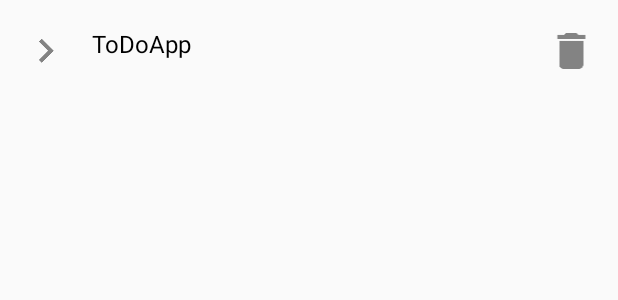
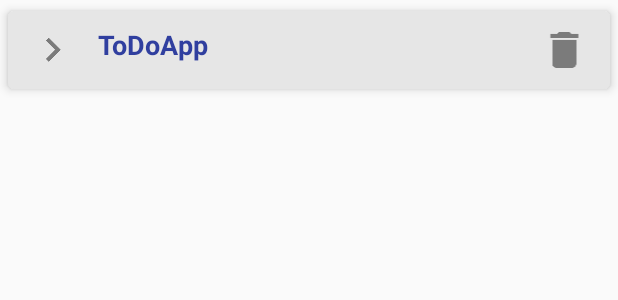
Before and after one commit to MilindAmrutkar/ToDoApp, an Android app: the layout to_do_list.xml on its own in the app's theme, with its tools: preview values and no code run, on a phone screen of 412 x 824 dp. Shown: the top 300 px of the screen. Run offline under Robolectric (Android 15) with nearby library versions, the phone set to English and light mode, and no system bars.

Commit message:
Added material design to the app.

```diff
--- a/app/build.gradle
+++ b/app/build.gradle
@@ -25,6 +25,7 @@ dependencies {
     implementation 'com.google.firebase:firebase-core:16.0.3'
     implementation 'com.android.support:recyclerview-v7:27.1.1'
     implementation 'com.google.firebase:firebase-database:16.0.2'
+    implementation 'com.android.support:cardview-v7:27.1.1'
     testImplementation 'junit:junit:4.12'
     androidTestImplementation 'com.android.support.test:runner:1.0.2'
     androidTestImplementation 'com.android.support.test.espresso:espresso-core:3.0.2'
--- a/app/src/main/java/com/example/android/todoapp/activities/EditToDoActivity.java
+++ b/app/src/main/java/com/example/android/todoapp/activities/EditToDoActivity.java
@@ -11,6 +11,7 @@ import android.widget.EditText;
 import android.widget.Toast;
 
 import com.example.android.todoapp.R;
+import com.example.android.todoapp.Utility;
 import com.example.android.todoapp.model.Task;
 import com.google.firebase.database.DatabaseReference;
 import com.google.firebase.database.FirebaseDatabase;
@@ -69,6 +70,7 @@ public class EditToDoActivity extends AppCompatActivity {
                     intent.setFlags(Intent.FLAG_ACTIVITY_CLEAR_TASK | Intent.FLAG_ACTIVITY_NEW_TASK);
                     startActivity(intent);
                 }
+                Utility.hideKeyboard(EditToDoActivity.this);
             }
         });
 
@@ -76,6 +78,7 @@ public class EditToDoActivity extends AppCompatActivity {
             @Override
             public void onClick(View view) {
                 finish();
+                Utility.hideKeyboard(EditToDoActivity.this);
             }
         });
     }
--- a/app/src/main/res/layout/to_do_list.xml
+++ b/app/src/main/res/layout/to_do_list.xml
@@ -1,35 +1,51 @@
 <?xml version="1.0" encoding="utf-8"?>
-<LinearLayout
-    xmlns:android="http://schemas.android.com/apk/res/android"
-    android:orientation="horizontal"
+
+<android.support.v7.widget.CardView xmlns:android="http://schemas.android.com/apk/res/android"
+    xmlns:app="http://schemas.android.com/apk/res-auto"
     android:layout_width="match_parent"
     android:layout_height="wrap_content"
-    android:paddingTop="18dp"
-    android:paddingBottom="18dp"
-    >
+    app:cardBackgroundColor="#E6E6E6"
+    app:cardCornerRadius="4dp"
+    app:cardUseCompatPadding="true"
+    android:clickable="true"
+    android:focusable="true"
+    android:foreground="?android:attr/selectableItemBackground"
+    app:cardElevation="4dp">
+
+    <LinearLayout
+        android:layout_width="match_parent"
+        android:layout_height="wrap_content"
+        android:orientation="horizontal"
+        android:paddingTop="10dp"
+        android:paddingBottom="10dp">
 
         <ImageView
             android:id="@+id/task_icon"
             android:layout_width="0dp"
             android:layout_height="wrap_content"
-        android:src="@drawable/ic_right"
             android:layout_weight="15"
-        android:contentDescription="@string/app_name"/>
+            android:contentDescription="@string/app_name"
+            android:src="@drawable/ic_right" />
 
         <TextView
             android:id="@+id/task_title"
             android:layout_width="0dp"
             android:layout_height="wrap_content"
             android:layout_weight="70"
+            android:textStyle="bold"
             android:text="@string/app_name"
-        android:textSize="16sp"
-        android:textColor="@color/colorBlack"/>
+            android:textColor="@color/colorPrimaryDark"
+            android:textAppearance="@style/Base.TextAppearance.AppCompat.Medium" />
 
         <ImageView
             android:id="@+id/task_delete"
             android:layout_width="0dp"
             android:layout_height="wrap_content"
-        android:src="@drawable/ic_delete"
             android:layout_weight="15"
-        android:contentDescription="@string/app_name"/>
+            android:contentDescription="@string/app_name"
+            android:src="@drawable/ic_delete" />
+
+
     </LinearLayout>
+
+</android.support.v7.widget.CardView>
--- a/app/src/main/res/values/strings.xml
+++ b/app/src/main/res/values/strings.xml
@@ -1,7 +1,7 @@
 <resources>
     <string name="app_name">ToDoApp</string>
     <string name="add_task_button">Add Task</string>
-    <string name="enter_your_task_here">Enter your taskTitle here</string>
+    <string name="enter_your_task_here">Enter your task here</string>
     <string name="save_changes">Save Changes</string>
     <string name="cancel_changes">Cancel Changes</string>
     <string name="enter_your_title_here">Enter your title here</string>
```
Lines whose indentation alone changed are shown as unchanged.
